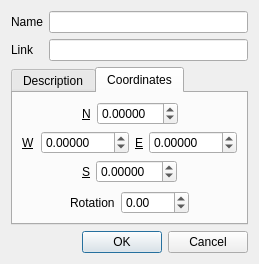
The window that src/plugins/render/annotate/EditGroundOverlayDialog.ui (KDE/marble) describes before a commit, drawn with Qt 5.
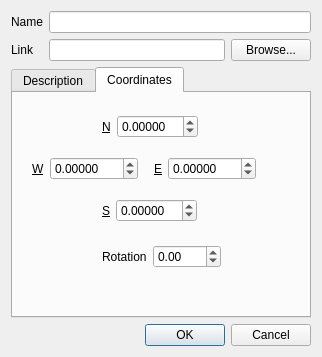
The same window after the commit.

Commit message: Added 'Browse' button to select picture for ground overlays. Redesigned the edit ground overlays dialog UI so that it looks good even when full screened.

What changed in the file:
```diff
--- a/src/plugins/render/annotate/EditGroundOverlayDialog.ui
+++ b/src/plugins/render/annotate/EditGroundOverlayDialog.ui
@@ -6,19 +6,16 @@
    <rect>
     <x>0</x>
     <y>0</y>
-    <width>259</width>
-    <height>255</height>
+    <width>309</width>
+    <height>357</height>
    </rect>
   </property>
   <property name="windowTitle">
    <string>Dialog</string>
   </property>
-  <layout class="QVBoxLayout" name="verticalLayout">
+  <layout class="QVBoxLayout" name="verticalLayout_2">
    <item>
-    <layout class="QFormLayout" name="formLayout">
-     <property name="fieldGrowthPolicy">
-      <enum>QFormLayout::ExpandingFieldsGrow</enum>
-     </property>
+    <layout class="QGridLayout" name="gridLayout">
      <item row="0" column="0">
       <widget class="QLabel" name="name_lbl">
        <property name="text">
@@ -29,7 +26,7 @@
        </property>
       </widget>
      </item>
-     <item row="0" column="1">
+     <item row="0" column="1" colspan="2">
       <widget class="QLineEdit" name="m_name"/>
      </item>
      <item row="1" column="0">
@@ -42,6 +39,13 @@
      <item row="1" column="1">
       <widget class="QLineEdit" name="m_link"/>
      </item>
+     <item row="1" column="2">
+      <widget class="QPushButton" name="m_browseButton">
+       <property name="text">
+        <string>Browse...</string>
+       </property>
+      </widget>
+     </item>
     </layout>
    </item>
    <item>
@@ -63,9 +67,23 @@
       <attribute name="title">
        <string>Coordinates</string>
       </attribute>
-      <layout class="QHBoxLayout" name="horizontalLayout_7">
+      <layout class="QVBoxLayout" name="verticalLayout">
        <item>
-        <layout class="QVBoxLayout" name="verticalLayout_3">
+        <spacer name="verticalSpacer_2">
+         <property name="orientation">
+          <enum>Qt::Vertical</enum>
+         </property>
+         <property name="sizeType">
+          <enum>QSizePolicy::Fixed</enum>
+         </property>
+         <property name="sizeHint" stdset="0">
+          <size>
+           <width>278</width>
+           <height>13</height>
+          </size>
+         </property>
+        </spacer>
+       </item>
          <item>
           <layout class="QHBoxLayout" name="horizontalLayout">
            <item>
@@ -73,9 +91,12 @@
              <property name="orientation">
               <enum>Qt::Horizontal</enum>
              </property>
+           <property name="sizeType">
+            <enum>QSizePolicy::Fixed</enum>
+           </property>
              <property name="sizeHint" stdset="0">
               <size>
-               <width>40</width>
+             <width>80</width>
                <height>20</height>
               </size>
              </property>
@@ -83,6 +104,18 @@
            </item>
            <item>
             <widget class="QLabel" name="m_northLabel">
+           <property name="sizePolicy">
+            <sizepolicy hsizetype="Fixed" vsizetype="Fixed">
+             <horstretch>0</horstretch>
+             <verstretch>0</verstretch>
+            </sizepolicy>
+           </property>
+           <property name="maximumSize">
+            <size>
+             <width>9</width>
+             <height>15</height>
+            </size>
+           </property>
              <property name="font">
               <font>
                <underline>true</underline>
@@ -95,6 +128,18 @@
            </item>
            <item>
             <widget class="QDoubleSpinBox" name="m_north">
+           <property name="sizePolicy">
+            <sizepolicy hsizetype="Fixed" vsizetype="Fixed">
+             <horstretch>0</horstretch>
+             <verstretch>0</verstretch>
+            </sizepolicy>
+           </property>
+           <property name="maximumSize">
+            <size>
+             <width>92</width>
+             <height>23</height>
+            </size>
+           </property>
              <property name="decimals">
               <number>5</number>
              </property>
@@ -113,7 +158,7 @@
              </property>
              <property name="sizeHint" stdset="0">
               <size>
-               <width>40</width>
+             <width>88</width>
                <height>20</height>
               </size>
              </property>
@@ -121,12 +166,56 @@
            </item>
           </layout>
          </item>
+       <item>
+        <spacer name="verticalSpacer_4">
+         <property name="orientation">
+          <enum>Qt::Vertical</enum>
+         </property>
+         <property name="sizeType">
+          <enum>QSizePolicy::Fixed</enum>
+         </property>
+         <property name="sizeHint" stdset="0">
+          <size>
+           <width>278</width>
+           <height>13</height>
+          </size>
+         </property>
+        </spacer>
+       </item>
          <item>
           <layout class="QHBoxLayout" name="horizontalLayout_2">
+         <item>
+          <spacer name="horizontalSpacer_8">
+           <property name="orientation">
+            <enum>Qt::Horizontal</enum>
+           </property>
+           <property name="sizeType">
+            <enum>QSizePolicy::Fixed</enum>
+           </property>
+           <property name="sizeHint" stdset="0">
+            <size>
+             <width>10</width>
+             <height>20</height>
+            </size>
+           </property>
+          </spacer>
+         </item>
            <item>
             <layout class="QHBoxLayout" name="horizontalLayout_4">
              <item>
               <widget class="QLabel" name="m_westLabel">
+             <property name="sizePolicy">
+              <sizepolicy hsizetype="Minimum" vsizetype="Fixed">
+               <horstretch>0</horstretch>
+               <verstretch>0</verstretch>
+              </sizepolicy>
+             </property>
+             <property name="maximumSize">
+              <size>
+               <width>12</width>
+               <height>13</height>
+              </size>
+             </property>
                <property name="font">
                 <font>
                  <underline>true</underline>
@@ -139,6 +228,18 @@
              </item>
              <item>
               <widget class="QDoubleSpinBox" name="m_west">
+             <property name="sizePolicy">
+              <sizepolicy hsizetype="Fixed" vsizetype="Fixed">
+               <horstretch>0</horstretch>
+               <verstretch>0</verstretch>
+              </sizepolicy>
+             </property>
+             <property name="maximumSize">
+              <size>
+               <width>99</width>
+               <height>23</height>
+              </size>
+             </property>
                <property name="decimals">
                 <number>5</number>
                </property>
@@ -157,9 +258,12 @@
              <property name="orientation">
               <enum>Qt::Horizontal</enum>
              </property>
+           <property name="sizeType">
+            <enum>QSizePolicy::Fixed</enum>
+           </property>
              <property name="sizeHint" stdset="0">
               <size>
-               <width>40</width>
+             <width>10</width>
                <height>20</height>
               </size>
              </property>
@@ -169,6 +273,18 @@
             <layout class="QHBoxLayout" name="horizontalLayout_3">
              <item>
               <widget class="QLabel" name="m_eastLabel">
+             <property name="sizePolicy">
+              <sizepolicy hsizetype="Fixed" vsizetype="Fixed">
+               <horstretch>0</horstretch>
+               <verstretch>0</verstretch>
+              </sizepolicy>
+             </property>
+             <property name="maximumSize">
+              <size>
+               <width>8</width>
+               <height>33</height>
+              </size>
+             </property>
                <property name="font">
                 <font>
                  <underline>true</underline>
@@ -181,6 +297,18 @@
              </item>
              <item>
               <widget class="QDoubleSpinBox" name="m_east">
+             <property name="sizePolicy">
+              <sizepolicy hsizetype="Fixed" vsizetype="Fixed">
+               <horstretch>0</horstretch>
+               <verstretch>0</verstretch>
+              </sizepolicy>
+             </property>
+             <property name="maximumSize">
+              <size>
+               <width>100</width>
+               <height>23</height>
+              </size>
+             </property>
                <property name="decimals">
                 <number>5</number>
                </property>
@@ -194,8 +322,37 @@
              </item>
             </layout>
            </item>
-          </layout>
-         </item>
+         <item>
+          <spacer name="horizontalSpacer_9">
+           <property name="orientation">
+            <enum>Qt::Horizontal</enum>
+           </property>
+           <property name="sizeHint" stdset="0">
+            <size>
+             <width>18</width>
+             <height>20</height>
+            </size>
+           </property>
+          </spacer>
+         </item>
+        </layout>
+       </item>
+       <item>
+        <spacer name="verticalSpacer_3">
+         <property name="orientation">
+          <enum>Qt::Vertical</enum>
+         </property>
+         <property name="sizeType">
+          <enum>QSizePolicy::Fixed</enum>
+         </property>
+         <property name="sizeHint" stdset="0">
+          <size>
+           <width>278</width>
+           <height>13</height>
+          </size>
+         </property>
+        </spacer>
+       </item>
          <item>
           <layout class="QHBoxLayout" name="horizontalLayout_5">
            <item>
@@ -203,9 +360,12 @@
              <property name="orientation">
               <enum>Qt::Horizontal</enum>
              </property>
+           <property name="sizeType">
+            <enum>QSizePolicy::Fixed</enum>
+           </property>
              <property name="sizeHint" stdset="0">
               <size>
-               <width>40</width>
+             <width>80</width>
                <height>20</height>
               </size>
              </property>
@@ -213,6 +373,18 @@
            </item>
            <item>
             <widget class="QLabel" name="m_southLabel">
+           <property name="sizePolicy">
+            <sizepolicy hsizetype="Fixed" vsizetype="Fixed">
+             <horstretch>0</horstretch>
+             <verstretch>0</verstretch>
+            </sizepolicy>
+           </property>
+           <property name="maximumSize">
+            <size>
+             <width>9</width>
+             <height>32</height>
+            </size>
+           </property>
              <property name="font">
               <font>
                <underline>true</underline>
@@ -226,6 +398,18 @@
            </item>
            <item>
             <widget class="QDoubleSpinBox" name="m_south">
+           <property name="sizePolicy">
+            <sizepolicy hsizetype="Fixed" vsizetype="Fixed">
+             <horstretch>0</horstretch>
+             <verstretch>0</verstretch>
+            </sizepolicy>
+           </property>
+           <property name="maximumSize">
+            <size>
+             <width>92</width>
+             <height>23</height>
+            </size>
+           </property>
              <property name="decimals">
               <number>5</number>
              </property>
@@ -257,10 +441,13 @@
            <property name="orientation">
             <enum>Qt::Vertical</enum>
            </property>
+         <property name="sizeType">
+          <enum>QSizePolicy::Fixed</enum>
+         </property>
            <property name="sizeHint" stdset="0">
             <size>
-             <width>20</width>
-             <height>40</height>
+           <width>278</width>
+           <height>17</height>
             </size>
            </property>
           </spacer>
@@ -272,9 +459,12 @@
              <property name="orientation">
               <enum>Qt::Horizontal</enum>
              </property>
+           <property name="sizeType">
+            <enum>QSizePolicy::Fixed</enum>
+           </property>
              <property name="sizeHint" stdset="0">
               <size>
-               <width>40</width>
+             <width>80</width>
                <height>20</height>
               </size>
              </property>
@@ -282,6 +472,18 @@
            </item>
            <item>
             <widget class="QLabel" name="m_rotationLabel">
+           <property name="sizePolicy">
+            <sizepolicy hsizetype="Fixed" vsizetype="Fixed">
+             <horstretch>0</horstretch>
+             <verstretch>0</verstretch>
+            </sizepolicy>
+           </property>
+           <property name="maximumSize">
+            <size>
+             <width>52</width>
+             <height>15</height>
+            </size>
+           </property>
              <property name="text">
               <string>Rotation</string>
              </property>
@@ -289,6 +491,18 @@
            </item>
            <item>
             <widget class="QDoubleSpinBox" name="m_rotation">
+           <property name="sizePolicy">
+            <sizepolicy hsizetype="Fixed" vsizetype="Fixed">
+             <horstretch>0</horstretch>
+             <verstretch>0</verstretch>
+            </sizepolicy>
+           </property>
+           <property name="maximumSize">
+            <size>
+             <width>76</width>
+             <height>23</height>
+            </size>
+           </property>
              <property name="decimals">
               <number>2</number>
              </property>
@@ -305,6 +519,9 @@
              <property name="orientation">
               <enum>Qt::Horizontal</enum>
              </property>
+           <property name="sizeType">
+            <enum>QSizePolicy::Expanding</enum>
+           </property>
              <property name="sizeHint" stdset="0">
               <size>
                <width>40</width>
@@ -315,7 +532,18 @@
            </item>
           </layout>
          </item>
-        </layout>
+       <item>
+        <spacer name="verticalSpacer_5">
+         <property name="orientation">
+          <enum>Qt::Vertical</enum>
+         </property>
+         <property name="sizeHint" stdset="0">
+          <size>
+           <width>278</width>
+           <height>20</height>
+          </size>
+         </property>
+        </spacer>
        </item>
       </layout>
      </widget>
```
Left out of the diff: 1 changed line with no effect on the pictures. Lines whose indentation alone changed are shown as unchanged. The commit also changes 2 other files.
